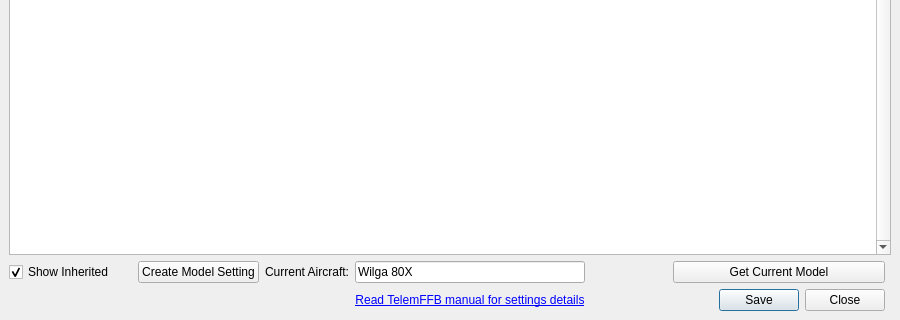
Before: the Qt Designer form settingswindow.ui in walmis/VPforce-TelemFFB, drawn with Qt 5; both pictures show x 0 to 900 and y 321 to 641 of the 900 by 641 pixel window.
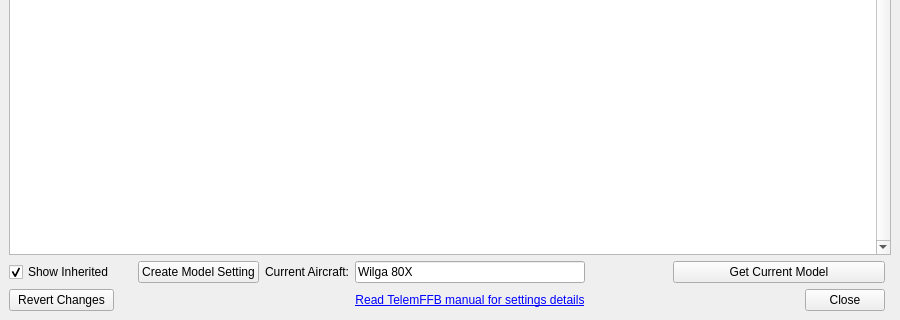
After: the same form once the commit is applied.

Commit message: revert changes button; added legacy setting

```diff
--- a/settingswindow.ui
+++ b/settingswindow.ui
@@ -138,13 +138,6 @@
       </property>
      </widget>
     </item>
-    <item row="30" column="11">
-     <widget class="QDialogButtonBox" name="buttonBox">
-      <property name="standardButtons">
-       <set>QDialogButtonBox::Close|QDialogButtonBox::Save</set>
-      </property>
-     </widget>
-    </item>
     <item row="20" column="11">
      <widget class="QPushButton" name="b_getcurrentmodel">
       <property name="text">
@@ -281,6 +274,20 @@
       </property>
      </widget>
     </item>
+    <item row="30" column="0">
+     <widget class="QPushButton" name="b_revert">
+      <property name="text">
+       <string>Revert Changes</string>
+      </property>
+     </widget>
+    </item>
+    <item row="30" column="11">
+     <widget class="QDialogButtonBox" name="buttonBox">
+      <property name="standardButtons">
+       <set>QDialogButtonBox::Close</set>
+      </property>
+     </widget>
+    </item>
    </layout>
   </widget>
  </widget>
```
The commit also changes 4 other files.
